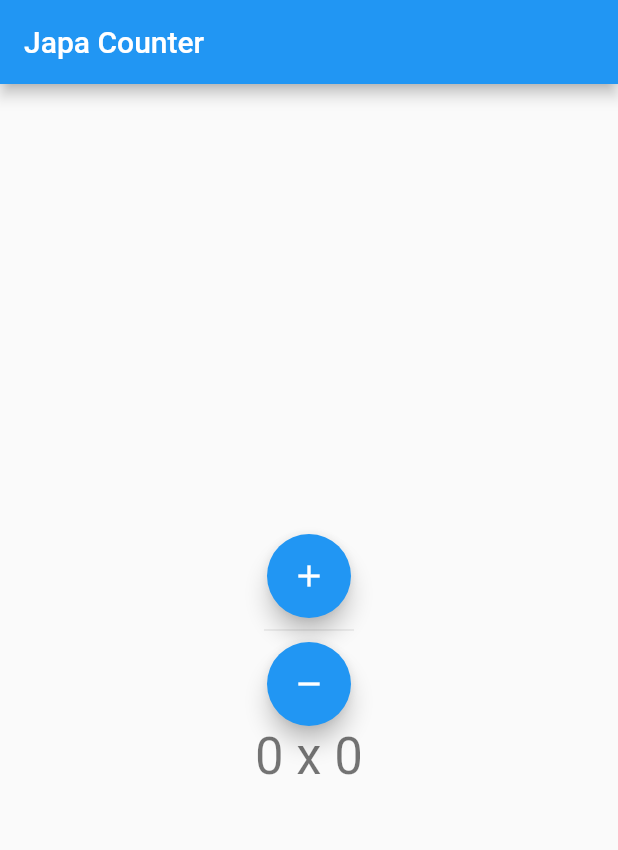
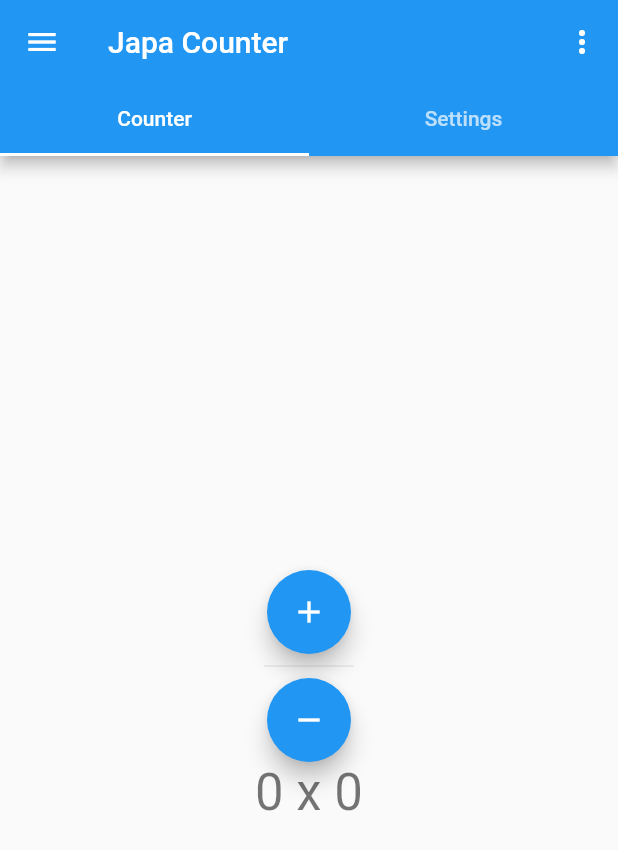
Before and after one commit to gopiKrishnaPuligundla/japa_counter, a Flutter app: the screen it shows after launch, on a phone screen of 412 x 824 dp. Shown: the top 850 px of the screen. Run offline on Flutter 3.47's test engine with Material 2 defaults, Android fonts, the phone set to English and light mode, and no system bars; our stand-ins replace bloc, equatable, flutter_bloc, shared_preferences; missing offline and left inert: flutter_vibrate.

Commit message:
drawer , reset form is added , action button added to app bar , tab view added for reset

```diff
--- a/lib/counter_widget/bloc/counter_bloc.dart
+++ b/lib/counter_widget/bloc/counter_bloc.dart
@@ -2,6 +2,7 @@ import 'dart:async';
 
 import 'package:bloc/bloc.dart';
 import 'package:equatable/equatable.dart';
+import 'package:japa_counter/utils/shared_prefs.dart';
 import 'package:meta/meta.dart';
 
 import '../model/counter_model.dart';
@@ -11,19 +12,30 @@ part 'counter_state.dart';
 
 class CounterBloc extends Bloc<CounterEvent, CounterState> {
   //TODO: need to get current counter values (round, count) from shared preferences
-  CounterBloc() : super(CounterState(counter: Counter(liveCount: 0, liveRounds: 0))) {
+
+  CounterBloc() : super(CounterState(
+      counter: Counter(
+          liveCount: SharedPrefs.instance.getInt('liveCount') ?? 0,
+          liveRounds: SharedPrefs.instance.getInt('liveRounds') ?? 0 ))) {
+
+    Counter.maxCount = SharedPrefs.instance.getInt('maxCount') ?? 108;
+    Counter.maxRounds = SharedPrefs.instance.getInt('maxRounds') ?? 16;
     on<IncrementCounter>(increment);
     on<DecrementCounter>(decrement);
+    on<ResetCounter>(reset);
+  }
+  void reset(ResetCounter event, Emitter<CounterState> emit) {
+    emit(CounterState(counter:Counter(liveCount: 0, liveRounds: 0)));
   }
 
   void increment(IncrementCounter event, Emitter<CounterState> emit) {
-    // print("increment");
+    print("increment");
     // state.counter.incrementCount();
     emit(CounterState(counter:Counter(liveCount:state.counter.liveCount + 1,
         liveRounds: state.counter.liveRounds)));
   }
   void decrement(DecrementCounter event, Emitter<CounterState> emit) {
-    // print("decrement");
+    print("decrement");
     //state.counter.decrementCount();
     if (state.counter.liveCount > 0) {
       emit(CounterState(counter: Counter(liveCount: state.counter.liveCount - 1,
--- a/lib/counter_widget/bloc/counter_event.dart
+++ b/lib/counter_widget/bloc/counter_event.dart
@@ -9,3 +9,4 @@ abstract class CounterEvent extends Equatable{
 }
 class IncrementCounter extends CounterEvent {}
 class DecrementCounter extends CounterEvent {}
+class ResetCounter  extends CounterEvent {}
--- a/lib/counter_widget/model/counter_model.dart
+++ b/lib/counter_widget/model/counter_model.dart
@@ -1,27 +1,31 @@
 import 'dart:developer';
-
 import 'package:equatable/equatable.dart';
-
+import 'package:flutter_vibrate/flutter_vibrate.dart';
+import 'package:japa_counter/utils/shared_prefs.dart';
 
 class Counter extends Equatable {
-  static int maxCount = 108, maxRounds = 16;
+  static int? maxCount = 108, maxRounds = 16;
   int _liveCount = 0;
   int _liveRounds = 0;
 
-  Counter({required liveCount, required liveRounds}) {
-    _liveCount  = liveCount;
+  Counter({ required liveCount, required liveRounds }) {
+    _liveCount = liveCount;
     _liveRounds = liveRounds;
-    if(_liveCount == maxCount) {
-      //TODO: vibrate for small time
-      //TODO: add to shared preference
+    SharedPrefs.instance.setInt('liveCount', _liveCount);
+    if (_liveCount == maxCount) {
+      Vibrate.feedback(FeedbackType.success);
       //TODO: add to database
       _liveRounds++;
+      SharedPrefs.instance.setInt('liveRounds', _liveRounds);
       _liveCount = 0;
     }
-    if(_liveRounds == maxRounds) {
-      //TODO: vibrate for more time
+    if (_liveRounds == maxRounds) {
+      Vibrate.feedback(FeedbackType.heavy);
+      _liveRounds = 0;
+      _liveCount  = 0;
+      SharedPrefs.instance.setInt('liveRounds', _liveRounds);
+      SharedPrefs.instance.setInt('liveCount', _liveCount);
       //TODO: update database
-      //TODO: update shared preferences
     }
   }
 
@@ -29,33 +33,38 @@ class Counter extends Equatable {
 
   // TODO: implement props
   @override
-  List<Object?> get props => [
-    _liveRounds,
-    _liveCount
-  ];
-  void incrementCount() {
-    log('livecount: $_liveCount \n liveRounds: $_liveRounds');
+  List<Object?> get props => [_liveRounds, _liveCount];
+  void incrementCount() async {
+    print('maxCount : $maxCount maxRounds: $maxRounds');
+    print('livecount: $_liveCount \n liveRounds: $_liveRounds');
     _liveCount++;
-    if(_liveCount == maxCount) {
-      //TODO: vibrate for small time
-      //TODO: add to shared preference
+    if (_liveCount == maxCount) {
+      Vibrate.feedback(FeedbackType.success);
+      SharedPrefs.instance.setInt('liveCount', _liveCount);
       //TODO: add to database
       _liveRounds++;
+      SharedPrefs.instance.setInt('liveRounds', _liveRounds);
       _liveCount = 0;
     }
-    if(_liveRounds == maxRounds) {
-      //TODO: vibrate for more time
+    if (_liveRounds == maxRounds) {
+      Vibrate.feedback(FeedbackType.heavy);
+      _liveRounds = 0;
+      _liveCount  = 0;
+      SharedPrefs.instance.setInt('liveRounds', _liveRounds);
+      SharedPrefs.instance.setInt('liveCount', _liveCount);
       //TODO: update database
-      //TODO: update shared preferences
     }
   }
-  void decrementCount() {
-    log('livecount: $_liveCount \n liveRounds: $_liveRounds');
-    if(_liveCount > 0) {
+
+  void decrementCount() async {
+    print('maxCount : $maxCount maxRounds: $maxRounds');
+    print('livecount: $_liveCount \n liveRounds: $_liveRounds');
+    if (_liveCount > 0) {
       _liveCount--;
+      SharedPrefs.instance.setInt('liveCount', _liveCount);
       //TODO: delete last row from database
-      //TODO: update shared preferences
     }
   }
+
   int get liveRounds => _liveRounds;
 }
--- a/lib/main.dart
+++ b/lib/main.dart
@@ -1,11 +1,18 @@
 import 'package:flutter/material.dart';
 import 'package:flutter_bloc/flutter_bloc.dart';
 import 'package:japa_counter/counter_widget/counter_widget.dart';
+import 'package:japa_counter/utils/shared_prefs.dart';
 import 'counter_observer.dart';
 import 'counter_widget/model/counter_model.dart';
+import 'counter_form.dart';
 import 'counter_widget/bloc/counter_bloc.dart';
 
-void main() {
+void main() async {
+  // Required for async calls in `main`
+  WidgetsFlutterBinding.ensureInitialized();
+
+  // Initialize SharedPrefs instance.
+  await SharedPrefs.init();
   BlocOverrides.runZoned(
     () => runApp(const MyApp()),
     blocObserver: CounterObserver(),
@@ -19,6 +26,7 @@ class MyApp extends StatelessWidget {
   @override
   Widget build(BuildContext context) {
     return MaterialApp(
+      debugShowCheckedModeBanner: false,
       title: 'Japa Counter',
       theme: ThemeData(
         primarySwatch: Colors.blue,
@@ -28,19 +36,76 @@ class MyApp extends StatelessWidget {
   }
 }
 
-class CounterPage extends StatelessWidget {
+class CounterPage extends StatefulWidget {
   const CounterPage({Key? key}) : super(key: key);
 
+  @override
+  State<CounterPage> createState() => _CounterPageState();
+}
+
+class _CounterPageState extends State<CounterPage> {
   @override
   Widget build(BuildContext context) {
     return BlocProvider<CounterBloc>(
       create: (_) => CounterBloc(),
       child: Builder(
-        builder: (context) => Scaffold(
+        builder: (context) => DefaultTabController(
+          length: 2,
+          child: Scaffold(
+            drawer: Drawer(
+              child: Column(
+                crossAxisAlignment: CrossAxisAlignment.center,
+                children: <Widget>[
+
+                  InkWell(onTap: () => _showAboutUs(context),
+                    child: const ListTile(
+                      leading: Icon(Icons.home),
+                      title: Text(
+                        'About Us',
+                        style: TextStyle(fontWeight: FontWeight.bold),
+                      ),
+                    ),
+                  ),
+                  const ListTile(
+                    leading: Icon(Icons.phone),
+                    title: Text(
+                      'Contact',
+                      style: TextStyle(fontWeight: FontWeight.bold),
+                    ),
+                  ),
+                  /*ListTile(
+                    leading: Icon(Icons.home),
+                    title: Text('About Us',
+                      style: const TextStyle(fontWeight: FontWeight.bold),),),
+                  ListTile(
+                    leading: Icon(Icons.home),
+                    title: Text('About Us',
+                      style: const TextStyle(fontWeight: FontWeight.bold),),),*/
+                ],
+              ),
+            ),
             appBar: AppBar(
+              actions: [
+                IconButton(
+                  icon: const Icon(Icons.more_vert),
+                  onPressed: () => {},
+                ),
+              ],
+              bottom: const TabBar(
+                tabs: [
+                  Tab(
+                    icon: Text("Counter"),
+                  ),
+                  Tab(
+                    icon: Text("Settings"),
+                  ),
+                ],
+              ),
               title: const Text("Japa Counter"),
             ),
-          body: Center(
+            body: TabBarView(
+              children: [
+                Center(
                   child: Column(
                     mainAxisAlignment: MainAxisAlignment.center,
                     children: <Widget>[
@@ -61,9 +126,21 @@ class CounterPage extends StatelessWidget {
                     ],
                   ),
                 ),
+                const ResetForm(),
+              ],
+            ),
+          ),
         ),
       ),
 // This trailing comma makes auto-formatting nicer for build methods.
     );
   }
+
+  void _showAboutUs(BuildContext context) async {
+    await showDialog(context: context,
+        builder: (BuildContext context) {
+          return const AlertDialog(title: Text("ISL collaboration"),
+          );
+        },);
   }
+}
--- /dev/null
+++ b/lib/utils/shared_prefs.dart
@@ -0,0 +1,8 @@
+import 'package:shared_preferences/shared_preferences.dart';
+
+class SharedPrefs {
+  static late final SharedPreferences instance;
+
+  static Future<SharedPreferences> init() async =>
+      instance = await SharedPreferences.getInstance();
+}
--- a/pubspec.yaml
+++ b/pubspec.yaml
@@ -36,6 +36,8 @@ dependencies:
   cupertino_icons: ^1.0.2
   flutter_bloc: ^8.0.1
   equatable: ^2.0.3
+  flutter_vibrate: ^1.3.0
+  shared_preferences: ^2.0.15
 
 dev_dependencies:
   flutter_test:
```
Also changed, not shown: lib/counter_form.dart (added, +97 -0 lines), lib/counter_widget/bloc/counter_state.dart (line endings or trailing spaces), pubspec.lock, 3 other files. Lines whose indentation alone changed are shown as unchanged.
